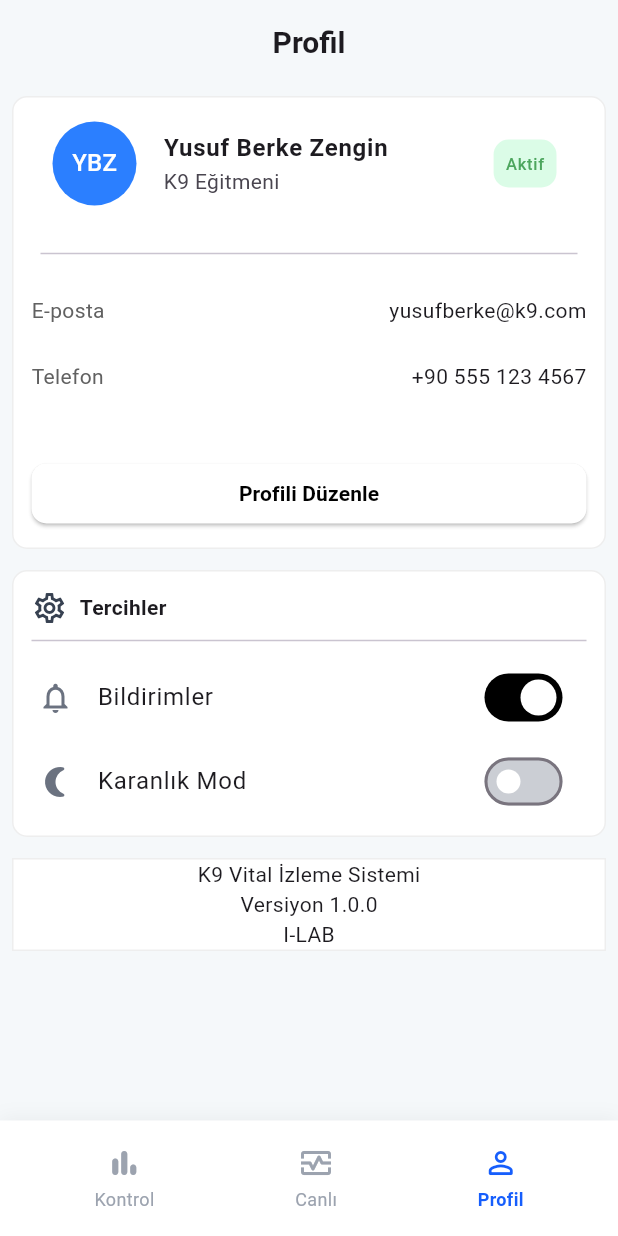
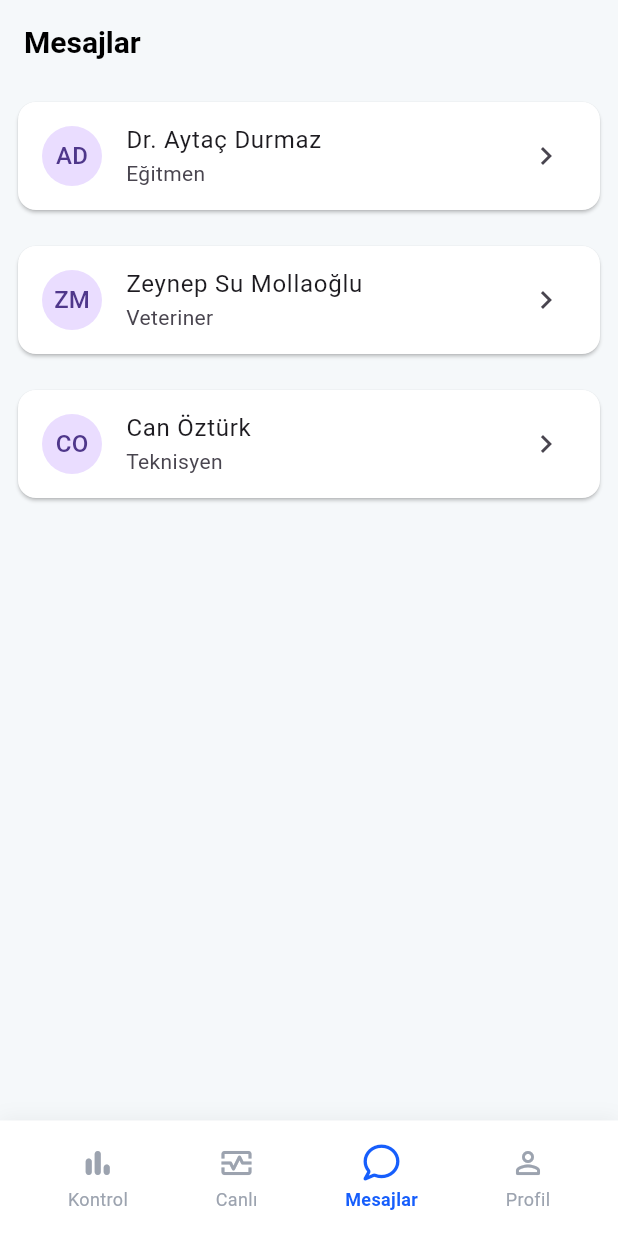
Before and after one commit to YusufBerkez/k9_project, a Flutter app: the screen it shows after launch, item 3 of the bottom bar chosen, on a phone screen of 412 x 824 dp. Run offline on Flutter 3.47's test engine with Material 3 defaults, Android fonts, the light colour scheme and no system bars; our stand-ins replace fl_chart, flutter_riverpod, font_awesome_flutter, shared_preferences, video_player.

Commit message:
Canlı veri sayfası güncellendi, hatalar giderildi. Mesajlar sayfası oluşturuldu listtile eklendi.

```diff
--- a/k9_app/lib/features/bottomnavbar/presentation/bottomnavbar.dart
+++ b/k9_app/lib/features/bottomnavbar/presentation/bottomnavbar.dart
@@ -1,7 +1,9 @@
 import 'package:flutter/material.dart';
 import 'package:flutter_riverpod/flutter_riverpod.dart';
+import 'package:font_awesome_flutter/font_awesome_flutter.dart';
 import 'package:k9_app/core/constant/app_colors.dart';
 import 'package:k9_app/core/providers/theme_provider.dart';
+import 'package:k9_app/features/chatpage/pages/chat_pages.dart';
 import 'package:k9_app/features/homepage/presentation/widgets/homepage_screen.dart';
 import 'package:k9_app/features/live_monitoring/presentation/pages/live_page.dart';
 import 'package:k9_app/features/profilePage/presentation/profile_page.dart';
@@ -22,6 +24,7 @@ class _BottomnavbarState extends ConsumerState<Bottomnavbar> {
       const HomePageScreen(),
       const ProfilePage(),
       const LivePage(),
+      const ChatPage(),
     ];
     return Scaffold(
       body: pages[selectedIndex],
@@ -51,6 +54,11 @@ class _BottomnavbarState extends ConsumerState<Bottomnavbar> {
                   icon: Icons.monitor_heart_outlined,
                   label: 'Canlı',
                   index: 2,
+                ),
+                _buildNavItem(
+                  icon: FontAwesomeIcons.comment,
+                  label: "Mesajlar",
+                  index: 3,
                 ),
                 _buildNavItem(
                   icon: Icons.person_outline_rounded,
--- /dev/null
+++ b/k9_app/lib/features/chatpage/pages/chat_pages.dart
@@ -0,0 +1,59 @@
+import 'package:flutter/material.dart';
+import 'package:flutter_riverpod/flutter_riverpod.dart';
+import 'package:k9_app/core/providers/theme_provider.dart';
+
+class ChatPage extends ConsumerStatefulWidget {
+  const ChatPage({super.key});
+
+  @override
+  ConsumerState<ConsumerStatefulWidget> createState() => _ChatPageState();
+}
+
+class _ChatPageState extends ConsumerState<ChatPage> {
+  @override
+  Widget build(BuildContext context) {
+    return Scaffold(
+      appBar: AppBar(title: Text("Mesajlar")),
+      body: Column(
+        children: [
+          Padding(
+            padding: const EdgeInsets.all(8.0),
+            child: Card(
+              color: ref.isDark ? ref.theme.cardColor : Colors.white,
+              child: ListTile(
+                leading: CircleAvatar(child: Text("AD")),
+                subtitle: Text("Eğitmen"),
+                title: Text("Dr. Aytaç Durmaz"),
+                trailing: Icon(Icons.keyboard_arrow_right),
+              ),
+            ),
+          ),
+          Padding(
+            padding: const EdgeInsets.all(8.0),
+            child: Card(
+              color: ref.isDark ? ref.theme.cardColor : Colors.white,
+              child: ListTile(
+                leading: CircleAvatar(child: Text("ZM")),
+                subtitle: Text("Veteriner"),
+                title: Text("Zeynep Su Mollaoğlu"),
+                trailing: Icon(Icons.keyboard_arrow_right),
+              ),
+            ),
+          ),
+          Padding(
+            padding: const EdgeInsets.all(8.0),
+            child: Card(
+              color: ref.isDark ? ref.theme.cardColor : Colors.white,
+              child: ListTile(
+                leading: CircleAvatar(child: Text("CO")),
+                subtitle: Text("Teknisyen"),
+                title: Text("Can Öztürk"),
+                trailing: Icon(Icons.keyboard_arrow_right),
+              ),
+            ),
+          ),
+        ],
+      ),
+    );
+  }
+}
```
